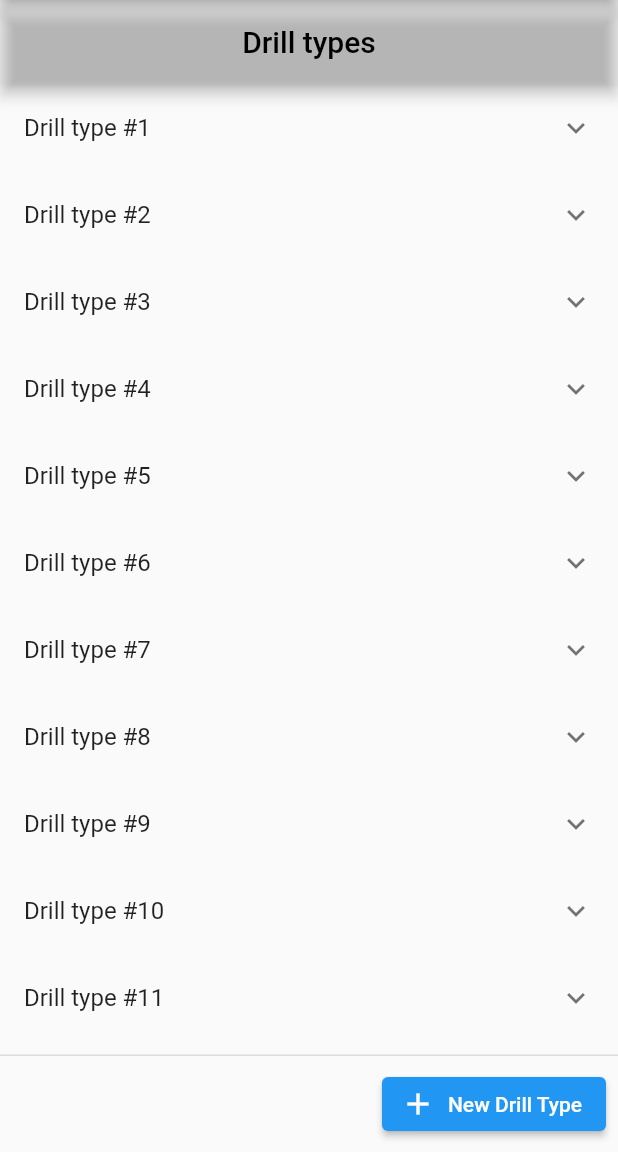
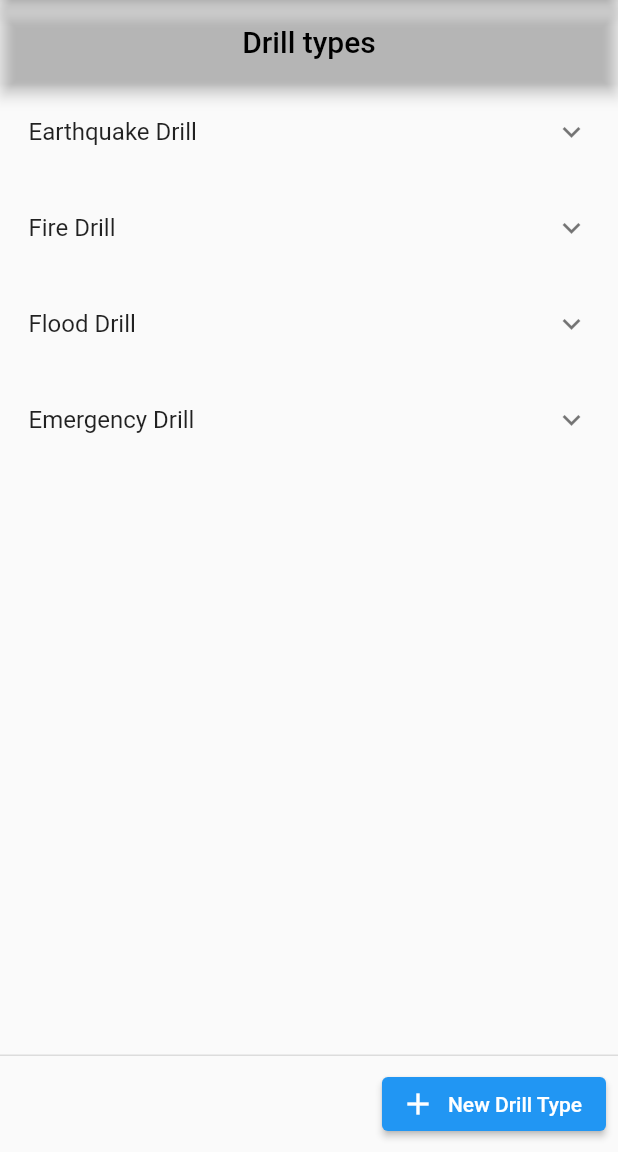
Before and after one commit to ninjamon23/drill_matrix, a Flutter app: the screen it shows after launch, on a phone screen of 412 x 824 dp, the part 84-1236 px from its top. Run offline on Flutter 3.47's test engine with Material 2 defaults, Android fonts, the phone set to English and light mode, and no system bars.

Commit message:
wip drill matrix prototype

```diff
--- a/lib/drill_matrix_config.dart
+++ b/lib/drill_matrix_config.dart
@@ -20,29 +20,46 @@ class DrillMatrixConfig extends StatelessWidget {
           centerTitle: true,
           backgroundColor: Colors.transparent,
         ),
-        body: ListView.builder(
-            itemCount: 15,
-            itemBuilder: (BuildContext context, int index) {
-              return ExpansionTile(
-                  title: Text('Drill type #${index + 1}'),
-                  children: <Widget>[
-                    ListTile(
-                        title: Text(
-                            'TODO: Form components for drill type #${index + 1}')),
-                  ]);
-            }),
+        body: const DrillMatrixConfigContent(),
         persistentFooterButtons: [
           ElevatedButton.icon(
             onPressed: () {},
             icon: const Icon(
-              // <-- Icon
               Icons.add,
               size: 24.0,
             ),
-            label: const Text('New Drill Type'), // <-- Text
+            label: const Text('New Drill Type'),
           ),
         ],
       ),
     );
   }
 }
+
+class DrillMatrixConfigContent extends StatelessWidget {
+  const DrillMatrixConfigContent({Key? key}) : super(key: key);
+
+  @override
+  Widget build(BuildContext context) {
+    context.read<DrillTypeConfig>().getDrillTypes();
+
+    return Consumer<DrillTypeConfig>(
+      builder: (context, drillTypeConfig, child) {
+        return ListView(
+          children: drillTypeConfig.drillTypes
+              .map((e) => Padding(
+                  padding: const EdgeInsets.all(3),
+                  child: ExpansionTile(
+                    title: Text(e.name),
+                    children: [
+                      ListTile(
+                        title: Text(e.name),
+                      )
+                    ],
+                  )))
+              .toList(),
+        );
+      },
+    );
+  }
+}
--- a/lib/main.dart
+++ b/lib/main.dart
@@ -1,8 +1,5 @@
 import 'package:drill_matrix/drill_matrix_config.dart';
 import 'package:flutter/material.dart';
-import 'package:provider/provider.dart';
-
-import 'bloc/drill_types.dart';
 
 void main() {
   runApp(const MyApp());
```
